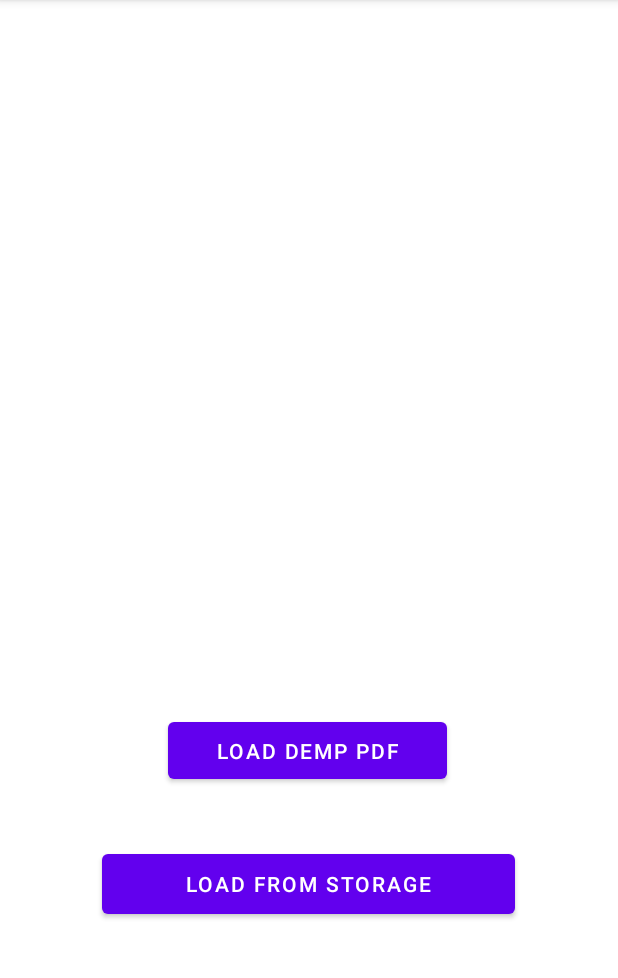
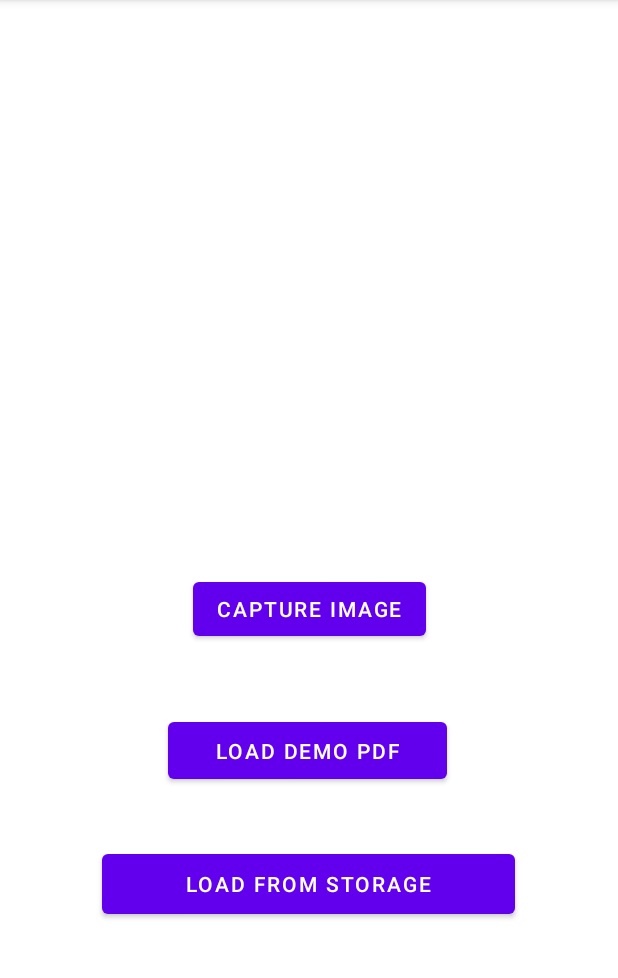
Before and after one commit to ayush-tiwari26/ManageArtworks, an Android app: the screen it shows after launch (MainActivity), on a phone screen of 412 x 824 dp, the part 84-1062 px from its top. Run offline under Robolectric (Android 15) with nearby library versions, the phone set to English and light mode, and no system bars; libraries missing offline, so code that uses them is left out: com.pdftron.pdf; 1 statement that could not run was skipped.

Commit message:
Added selected pdf to bitmap conversion. And enabled user to click image for comparison

```diff
--- a/app/src/main/res/layout/activity_main.xml
+++ b/app/src/main/res/layout/activity_main.xml
@@ -24,11 +24,40 @@
         android:layout_width="186dp"
         android:layout_height="50dp"
         android:onClick="loadDemoPdf"
-        android:text="Load Demp Pdf"
+        android:text="Load Demo Pdf"
         app:layout_constraintBottom_toBottomOf="parent"
         app:layout_constraintEnd_toEndOf="parent"
         app:layout_constraintHorizontal_bias="0.497"
         app:layout_constraintStart_toStartOf="parent"
         app:layout_constraintTop_toTopOf="parent"
         app:layout_constraintVertical_bias="0.662" />
+
+    <Button
+        android:id="@+id/captureImage"
+        android:layout_width="wrap_content"
+        android:layout_height="wrap_content"
+        android:onClick="captureImage"
+        android:text="Capture Image"
+        app:layout_constraintBottom_toBottomOf="parent"
+        app:layout_constraintEnd_toEndOf="parent"
+        app:layout_constraintStart_toStartOf="parent"
+        app:layout_constraintTop_toTopOf="parent"
+        app:layout_constraintVertical_bias="0.531" />
+
+    <ImageView
+        android:id="@+id/selectedPdfImageView"
+        android:layout_width="0dp"
+        android:layout_height="0dp"
+        android:layout_marginStart="134dp"
+        android:layout_marginTop="79dp"
+        android:layout_marginEnd="149dp"
+        android:layout_marginBottom="156dp"
+        app:layout_constraintBottom_toTopOf="@+id/captureImage"
+        app:layout_constraintEnd_toEndOf="parent"
+        app:layout_constraintHorizontal_bias="0.0"
+        app:layout_constraintStart_toStartOf="parent"
+        app:layout_constraintTop_toTopOf="parent"
+        app:layout_constraintVertical_bias="1.0"
+        tools:srcCompat="@tools:sample/avatars" />
+
 </androidx.constraintlayout.widget.ConstraintLayout>
```
Also changed, not shown: app/src/main/AndroidManifest.xml (+17 -9 lines), app/src/main/java/com/ayush/manageartworks/CameraActivity.java (added, +40 -0 lines), app/src/main/java/com/ayush/manageartworks/MainActivity.java (+90 -1 lines), app/src/main/res/layout/activity_camera.xml (added, +18 -0 lines).
